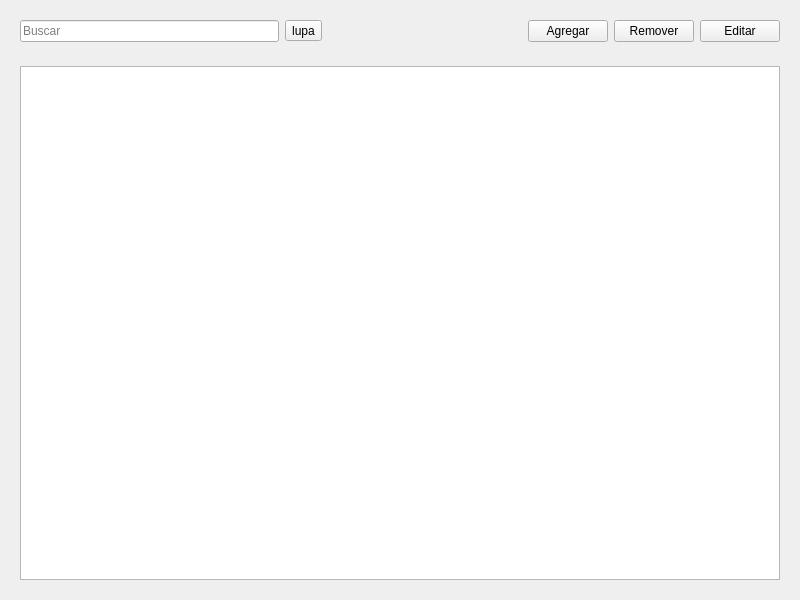
Qt form src/modules/inventory_manager/inventorywidget.ui (Ing-chuck/Aguara_POS) before a commit.
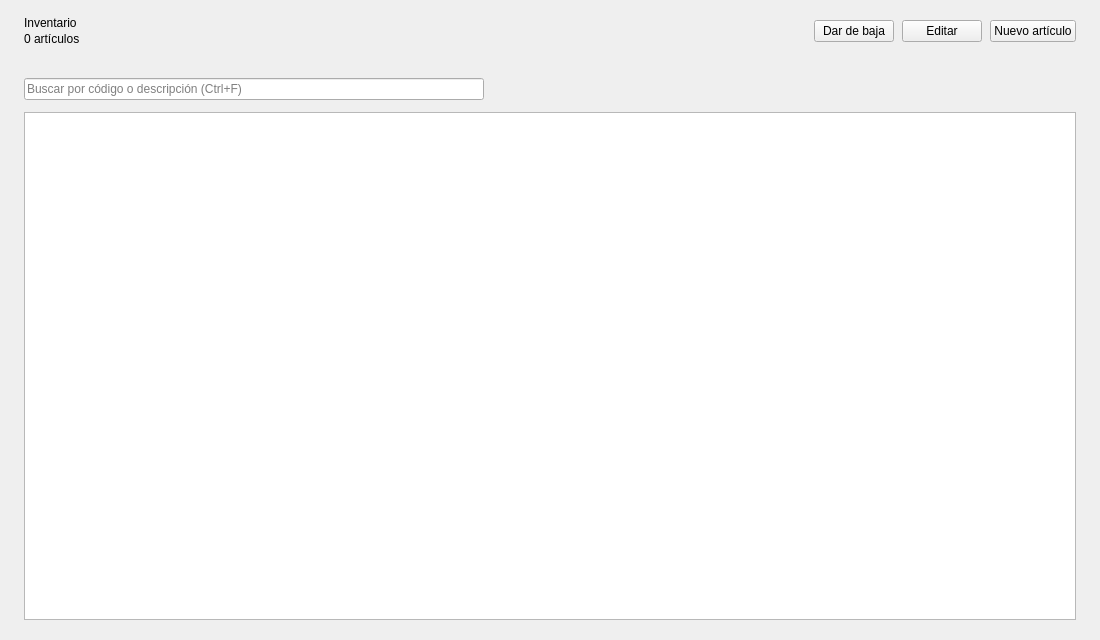
The same form after that commit. Icons and pictures are not drawn.

Diff of the .ui file:
```diff
--- a/src/modules/inventory_manager/inventorywidget.ui
+++ b/src/modules/inventory_manager/inventorywidget.ui
@@ -6,62 +6,94 @@
    <rect>
     <x>0</x>
     <y>0</y>
-    <width>800</width>
-    <height>600</height>
+    <width>1100</width>
+    <height>640</height>
    </rect>
   </property>
-  <property name="windowTitle">
-   <string>inventoryWidget</string>
-  </property>
-  <layout class="QVBoxLayout" name="verticalLayout">
+  <layout class="QVBoxLayout" name="pageLayout">
+   <property name="spacing">
+    <number>0</number>
+   </property>
+   <property name="leftMargin">
+    <number>0</number>
+   </property>
+   <property name="topMargin">
+    <number>0</number>
+   </property>
+   <property name="rightMargin">
+    <number>0</number>
+   </property>
+   <property name="bottomMargin">
+    <number>0</number>
+   </property>
    <item>
-    <widget class="QWidget" name="buttonBar" native="true">
-     <layout class="QHBoxLayout" name="horizontalLayout">
+    <widget class="QFrame" name="header">
+     <property name="role" stdset="0">
+      <string notr="true">pageHeader</string>
+     </property>
+     <layout class="QHBoxLayout" name="headerLayout">
+      <property name="spacing">
+       <number>8</number>
+      </property>
+      <property name="leftMargin">
+       <number>24</number>
+      </property>
+      <property name="topMargin">
+       <number>16</number>
+      </property>
+      <property name="rightMargin">
+       <number>24</number>
+      </property>
+      <property name="bottomMargin">
+       <number>16</number>
+      </property>
       <item>
-       <widget class="QLineEdit" name="itemSearch">
-        <property name="placeholderText">
-         <string>Buscar</string>
+       <layout class="QVBoxLayout" name="titleLayout">
+        <property name="spacing">
+         <number>2</number>
         </property>
-       </widget>
+        <item>
+         <widget class="QLabel" name="title">
+          <property name="text">
+           <string>Inventario</string>
+          </property>
+          <property name="role" stdset="0">
+           <string notr="true">title</string>
+          </property>
+         </widget>
+        </item>
+        <item>
+         <widget class="QLabel" name="summary">
+          <property name="text">
+           <string notr="true">0 artículos</string>
+          </property>
+          <property name="role" stdset="0">
+           <string notr="true">subtitle</string>
+          </property>
+         </widget>
+        </item>
+       </layout>
       </item>
       <item>
-       <widget class="QToolButton" name="itemSearchButton">
-        <property name="text">
-         <string>lupa</string>
-        </property>
-        <property name="icon">
-         <iconset resource="resources.qrc">
-          <normaloff>:/inventory_manager/images/buscar.png</normaloff>:/inventory_manager/images/buscar.png</iconset>
-        </property>
-       </widget>
-      </item>
-      <item>
-       <spacer name="horizontalSpacer">
+       <spacer name="headerSpacer">
         <property name="orientation">
          <enum>Qt::Horizontal</enum>
         </property>
-        <property name="sizeType">
-         <enum>QSizePolicy::Minimum</enum>
-        </property>
         <property name="sizeHint" stdset="0">
          <size>
-          <width>200</width>
-          <height>20</height>
+          <width>0</width>
+          <height>0</height>
          </size>
         </property>
        </spacer>
       </item>
-      <item>
-       <widget class="QPushButton" name="itemAddButton">
-        <property name="text">
-         <string>Agregar</string>
-        </property>
-       </widget>
-      </item>
       <item>
        <widget class="QPushButton" name="itemRemoveButton">
         <property name="text">
-         <string>Remover</string>
+         <string>Dar de baja</string>
+        </property>
+        <property name="role" stdset="0">
+         <string notr="true">danger</string>
         </property>
        </widget>
       </item>
@@ -72,43 +104,105 @@
         </property>
        </widget>
       </item>
+      <item>
+       <widget class="QPushButton" name="itemAddButton">
+        <property name="text">
+         <string>Nuevo artículo</string>
+        </property>
+        <property name="role" stdset="0">
+         <string notr="true">primary</string>
+        </property>
+       </widget>
+      </item>
      </layout>
     </widget>
    </item>
    <item>
-    <widget class="QWidget" name="tableArea" native="true">
-     <layout class="QVBoxLayout" name="verticalLayout_2">
+    <widget class="QWidget" name="body" native="true">
+     <layout class="QVBoxLayout" name="bodyLayout">
+      <property name="spacing">
+       <number>12</number>
+      </property>
+      <property name="leftMargin">
+       <number>24</number>
+      </property>
+      <property name="topMargin">
+       <number>16</number>
+      </property>
+      <property name="rightMargin">
+       <number>24</number>
+      </property>
+      <property name="bottomMargin">
+       <number>20</number>
+      </property>
+      <item>
+       <layout class="QHBoxLayout" name="toolbarLayout">
+        <property name="spacing">
+         <number>12</number>
+        </property>
+        <item>
+         <widget class="QLineEdit" name="itemSearch">
+          <property name="maximumSize">
+           <size>
+            <width>460</width>
+            <height>16777215</height>
+           </size>
+          </property>
+          <property name="placeholderText">
+           <string>Buscar por código o descripción (Ctrl+F)</string>
+          </property>
+         </widget>
+        </item>
+        <item>
+         <spacer name="toolbarSpacer">
+          <property name="orientation">
+           <enum>Qt::Horizontal</enum>
+          </property>
+          <property name="sizeHint" stdset="0">
+           <size>
+            <width>0</width>
+            <height>0</height>
+           </size>
+          </property>
+         </spacer>
+        </item>
+        <item>
+         <widget class="QLabel" name="lowStock">
+          <property name="text">
+           <string notr="true"/>
+          </property>
+          <property name="role" stdset="0">
+           <string notr="true">muted</string>
+          </property>
+         </widget>
+        </item>
+       </layout>
+      </item>
       <item>
        <widget class="QTableView" name="tableView">
         <property name="editTriggers">
          <set>QAbstractItemView::NoEditTriggers</set>
         </property>
+        <property name="alternatingRowColors">
+         <bool>true</bool>
+        </property>
         <property name="selectionMode">
          <enum>QAbstractItemView::SingleSelection</enum>
         </property>
         <property name="selectionBehavior">
          <enum>QAbstractItemView::SelectRows</enum>
         </property>
+        <property name="showGrid">
+         <bool>false</bool>
+        </property>
         <property name="sortingEnabled">
-         <bool>true</bool>
+         <bool>false</bool>
         </property>
-        <property name="cornerButtonEnabled">
-         <bool>true</bool>
+        <property name="wordWrap">
+         <bool>false</bool>
         </property>
-        <attribute name="horizontalHeaderCascadingSectionResizes">
-         <bool>true</bool>
-        </attribute>
-        <attribute name="horizontalHeaderMinimumSectionSize">
-         <number>50</number>
-        </attribute>
-        <attribute name="horizontalHeaderDefaultSectionSize">
-         <number>200</number>
-        </attribute>
-        <attribute name="horizontalHeaderShowSortIndicator" stdset="0">
-         <bool>true</bool>
-        </attribute>
-        <attribute name="horizontalHeaderStretchLastSection">
-         <bool>true</bool>
+        <attribute name="horizontalHeaderHighlightSections">
+         <bool>false</bool>
         </attribute>
         <attribute name="verticalHeaderVisible">
          <bool>false</bool>
```
Left out of the diff: 7 changed lines with no effect on the pictures.
